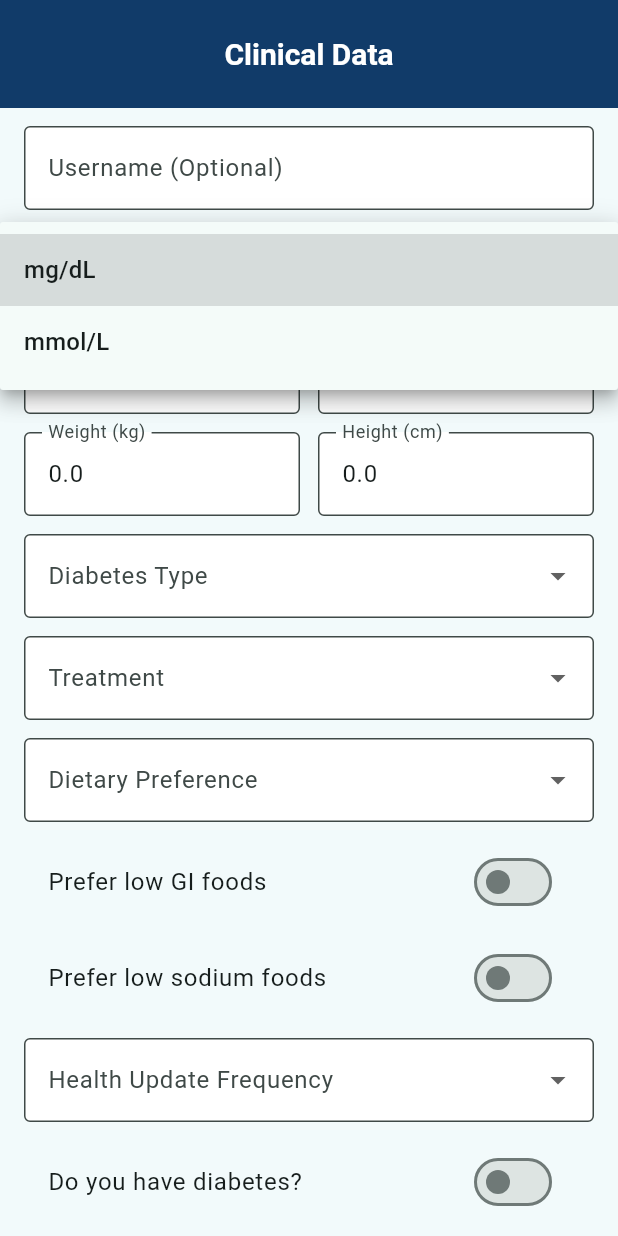
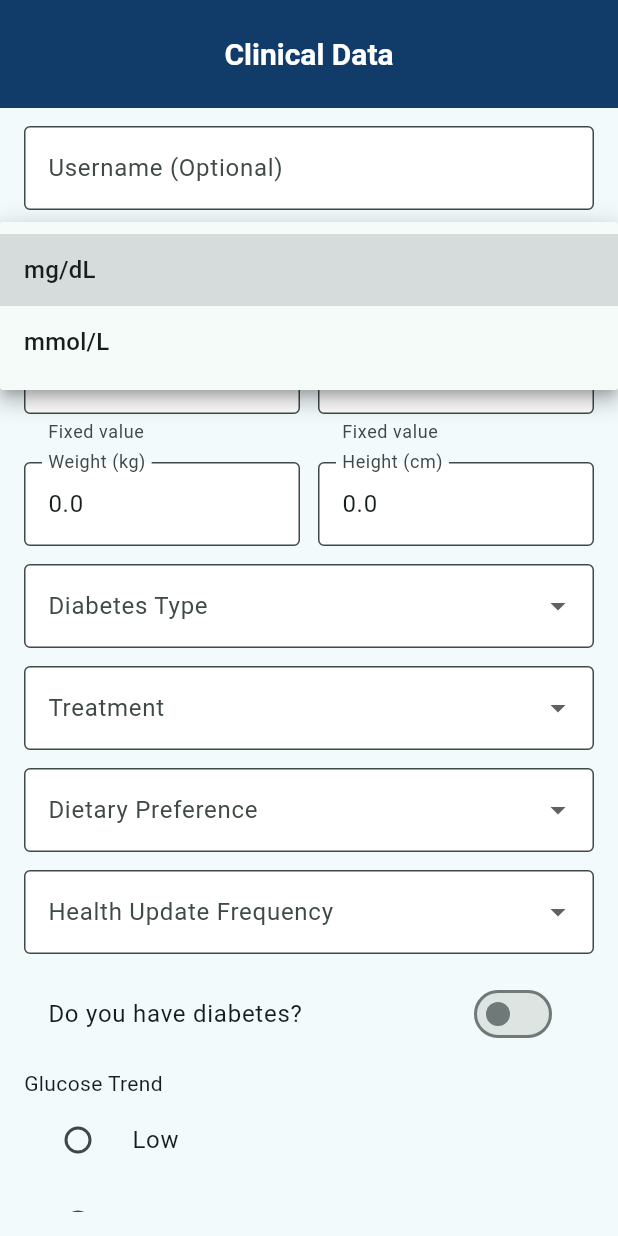
Before and after one commit to kishorfathi/GlucoDietix, a Flutter app: the ProfileScreen screen opened directly, after a tap on "Glucose Unit", on a phone screen of 412 x 824 dp. Run offline on Flutter 3.47's test engine with Material 3 defaults, Android fonts, the phone set to English and light mode, and no system bars; our stand-ins replace camera, image_picker, supabase_flutter, web; missing offline and left inert: dart:js_interop, dart:ui_web, google_mlkit_image_labeling; accounts and stored records are empty.

Commit message:
feat: Enhance login and registration screens with autofill support and fixed target values for glucose monitoring

```diff
--- a/lib/screens/profile/profile_screen.dart
+++ b/lib/screens/profile/profile_screen.dart
@@ -19,10 +19,17 @@ class ProfileScreen extends StatefulWidget {
 }
 
 class _ProfileScreenState extends State<ProfileScreen> {
+  static const double _fixedTargetMin = 75;
+  static const double _fixedTargetMax = 115;
+
   final _formKey = GlobalKey<FormState>();
   final _usernameController = TextEditingController();
-  final _minController = TextEditingController(text: '70');
-  final _maxController = TextEditingController(text: '95');
+  final _minController = TextEditingController(
+    text: _fixedTargetMin.toStringAsFixed(0),
+  );
+  final _maxController = TextEditingController(
+    text: _fixedTargetMax.toStringAsFixed(0),
+  );
   final _weightController = TextEditingController(text: '70');
   final _heightController = TextEditingController(text: '170');
 
@@ -92,8 +99,8 @@ class _ProfileScreenState extends State<ProfileScreen> {
     _lowSodiumPreference = profile.lowSodiumPreference;
 
     _usernameController.text = profile.username ?? '';
-    _minController.text = profile.targetGlucoseMin.toStringAsFixed(1);
-    _maxController.text = profile.targetGlucoseMax.toStringAsFixed(1);
+    _minController.text = _fixedTargetMin.toStringAsFixed(0);
+    _maxController.text = _fixedTargetMax.toStringAsFixed(0);
     _weightController.text = profile.weightKg.toStringAsFixed(1);
     _heightController.text = profile.heightCm.toStringAsFixed(1);
   }
@@ -122,31 +129,16 @@ class _ProfileScreenState extends State<ProfileScreen> {
 
     if (authProvider.user == null) return false;
 
-    final targetMin = _parsePositive(_minController.text);
-    final targetMax = _parsePositive(_maxController.text);
+    final targetMin = _fixedTargetMin;
+    final targetMax = _fixedTargetMax;
     final weight = _parsePositive(_weightController.text);
     final height = _parsePositive(_heightController.text);
 
-    if (targetMin == null ||
-        targetMax == null ||
-        weight == null ||
-        height == null) {
+    if (weight == null || height == null) {
       if (!auto && mounted) {
         ScaffoldMessenger.of(context).showSnackBar(
           const SnackBar(
             content: Text('Please enter valid positive numbers'),
-            backgroundColor: Colors.red,
-          ),
-        );
-      }
-      return false;
-    }
-
-    if (targetMax <= targetMin) {
-      if (!auto && mounted) {
-        ScaffoldMessenger.of(context).showSnackBar(
-          const SnackBar(
-            content: Text('Target max must be higher than target min'),
             backgroundColor: Colors.red,
           ),
         );
@@ -330,36 +322,26 @@ class _ProfileScreenState extends State<ProfileScreen> {
                           Expanded(
                             child: TextFormField(
                               controller: _minController,
-                              keyboardType:
-                                  const TextInputType.numberWithOptions(
-                                      decimal: true),
                               decoration: const InputDecoration(
                                 labelText: 'Target Min',
                                 border: OutlineInputBorder(),
+                                helperText: 'Fixed value',
                               ),
-                              validator: (value) =>
-                                  _parsePositive(value ?? '') == null
-                                      ? 'Invalid'
-                                      : null,
-                              onChanged: (_) => _scheduleAutoSave(),
+                              readOnly: true,
+                              enableInteractiveSelection: false,
                             ),
                           ),
                           const SizedBox(width: 12),
                           Expanded(
                             child: TextFormField(
                               controller: _maxController,
-                              keyboardType:
-                                  const TextInputType.numberWithOptions(
-                                      decimal: true),
                               decoration: const InputDecoration(
                                 labelText: 'Target Max',
                                 border: OutlineInputBorder(),
+                                helperText: 'Fixed value',
                               ),
-                              validator: (value) =>
-                                  _parsePositive(value ?? '') == null
-                                      ? 'Invalid'
-                                      : null,
-                              onChanged: (_) => _scheduleAutoSave(),
+                              readOnly: true,
+                              enableInteractiveSelection: false,
                             ),
                           ),
                         ],
@@ -477,24 +459,6 @@ class _ProfileScreenState extends State<ProfileScreen> {
                         },
                       ),
                       const SizedBox(height: 12),
-                      SwitchListTile(
-                        title: const Text('Prefer low GI foods'),
-                        value: _lowGIPreference,
-                        onChanged: (value) {
-                          setState(() => _lowGIPreference = value);
-                          _scheduleAutoSave();
-                        },
-                      ),
-                      const SizedBox(height: 8),
-                      SwitchListTile(
-                        title: const Text('Prefer low sodium foods'),
-                        value: _lowSodiumPreference,
-                        onChanged: (value) {
-                          setState(() => _lowSodiumPreference = value);
-                          _scheduleAutoSave();
-                        },
-                      ),
-                      const SizedBox(height: 12),
                       DropdownButtonFormField<String>(
                         initialValue: _updateFrequency,
                         decoration: const InputDecoration(
```
Also changed, not shown: lib/screens/auth/login_screen.dart (+23 -3 lines), lib/screens/auth/register_screen.dart (+22 -2 lines).
